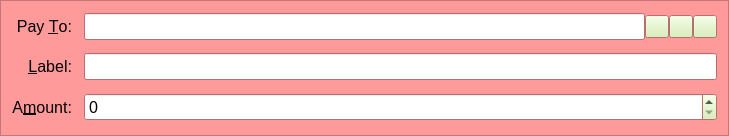
First picture: the form in src/qt/forms/sendbeansentry.ui, repository teambean/BeanCash, before the edit.
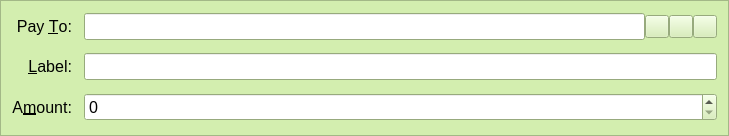
Second picture: the form after the edit. Icons and pictures are not drawn. Custom widgets are drawn as their Qt base class.

Commit message: Update copyrights and color scheme

```diff
--- a/src/qt/forms/sendbeansentry.ui
+++ b/src/qt/forms/sendbeansentry.ui
@@ -70,9 +70,9 @@
      <colorrole role="Window">
       <brush brushstyle="SolidPattern">
        <color alpha="255">
-        <red>255</red>
-        <green>154</green>
-        <blue>154</blue>
+        <red>211</red>
+        <green>238</green>
+        <blue>175</blue>
        </color>
       </brush>
      </colorrole>
@@ -112,6 +112,15 @@
        </color>
       </brush>
      </colorrole>
+     <colorrole role="ToolTipText">
+      <brush brushstyle="SolidPattern">
+       <color alpha="255">
+        <red>0</red>
+        <green>0</green>
+        <blue>0</blue>
+       </color>
+      </brush>
+     </colorrole>
     </active>
     <inactive>
      <colorrole role="WindowText">
@@ -171,9 +180,9 @@
      <colorrole role="Window">
       <brush brushstyle="SolidPattern">
        <color alpha="255">
-        <red>255</red>
-        <green>154</green>
-        <blue>154</blue>
+        <red>211</red>
+        <green>238</green>
+        <blue>175</blue>
        </color>
       </brush>
      </colorrole>
@@ -213,6 +222,15 @@
        </color>
       </brush>
      </colorrole>
+     <colorrole role="ToolTipText">
+      <brush brushstyle="SolidPattern">
+       <color alpha="255">
+        <red>0</red>
+        <green>0</green>
+        <blue>0</blue>
+       </color>
+      </brush>
+     </colorrole>
     </inactive>
     <disabled>
      <colorrole role="WindowText">
@@ -263,18 +281,18 @@
      <colorrole role="Base">
       <brush brushstyle="SolidPattern">
        <color alpha="255">
-        <red>255</red>
-        <green>154</green>
-        <blue>154</blue>
+        <red>211</red>
+        <green>238</green>
+        <blue>175</blue>
        </color>
       </brush>
      </colorrole>
      <colorrole role="Window">
       <brush brushstyle="SolidPattern">
        <color alpha="255">
-        <red>255</red>
-        <green>154</green>
-        <blue>154</blue>
+        <red>211</red>
+        <green>238</green>
+        <blue>175</blue>
        </color>
       </brush>
      </colorrole>
@@ -314,6 +332,15 @@
        </color>
       </brush>
      </colorrole>
+     <colorrole role="ToolTipText">
+      <brush brushstyle="SolidPattern">
+       <color alpha="255">
+        <red>0</red>
+        <green>0</green>
+        <blue>0</blue>
+       </color>
+      </brush>
+     </colorrole>
     </disabled>
    </palette>
   </property>
```
Left out of the diff: 2 changed lines with no effect on the pictures. The commit also changes 52 other files.
